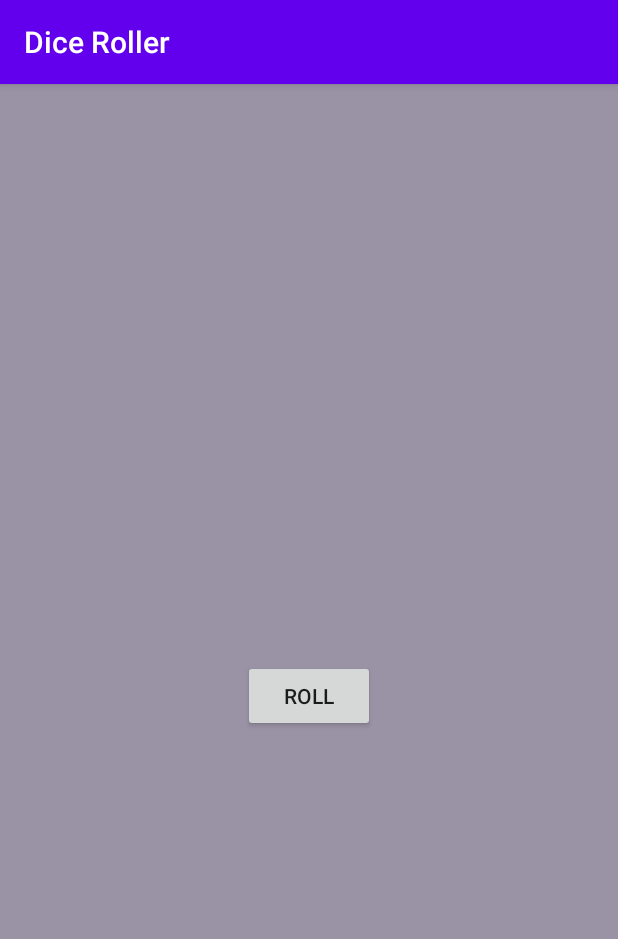
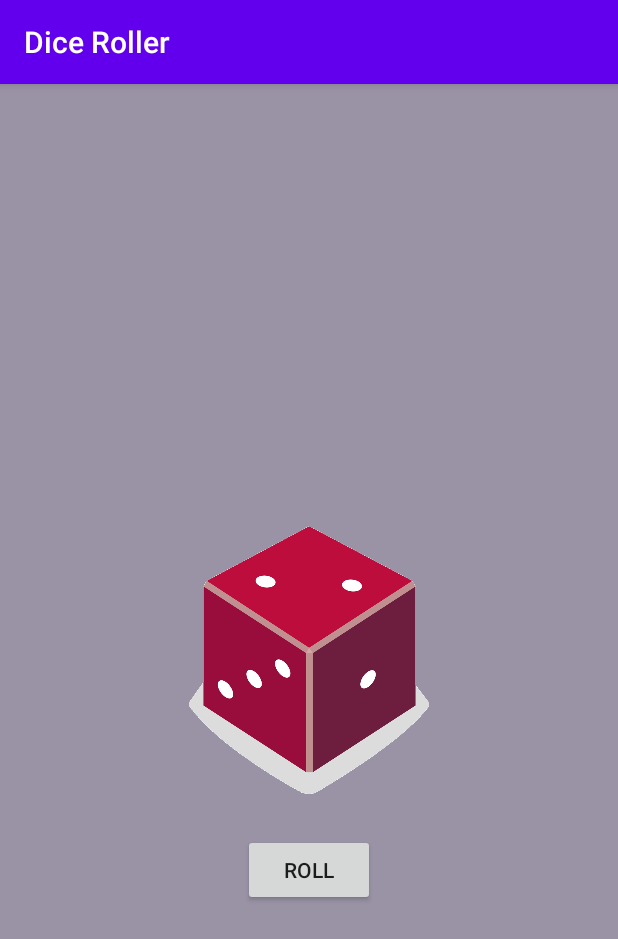
Before and after one commit to PieVancin/dice-roller, an Android app: the screen it shows after launch (MainActivity), after a tap on "ROLL", on a phone screen of 412 x 824 dp. Shown: the top 939 px of the screen. Run offline under Robolectric (Android 15) with nearby library versions, the phone set to English and light mode, and no system bars.

Commit message:
wip: dice image logic

```diff
--- a/app/src/main/java/com/pievancin/diceroller/MainActivity.kt
+++ b/app/src/main/java/com/pievancin/diceroller/MainActivity.kt
@@ -3,6 +3,7 @@ package com.pievancin.diceroller
 import androidx.appcompat.app.AppCompatActivity
 import android.os.Bundle
 import android.widget.Button
+import android.widget.ImageView
 import android.widget.TextView
 import android.widget.Toast
 
@@ -20,9 +21,9 @@ class MainActivity : AppCompatActivity() {
         // create new Dice with 6 sides and rolls it
         val dice = Dice(6)
         val diceRoll = dice.roll()
-        // shows the returned number inside a textView
-        val resultTextView: TextView = findViewById(R.id.textView)
-        resultTextView.text = diceRoll.toString()
+        // shows the returned dice number inside a imageView
+       val diceImage: ImageView = findViewById(R.id.imageView)
+        diceImage.setImageResource(R.drawable.dice_2)
     }
 }
 
--- a/app/src/main/res/layout/activity_main.xml
+++ b/app/src/main/res/layout/activity_main.xml
@@ -11,6 +11,7 @@
         android:id="@+id/button"
         android:layout_width="wrap_content"
         android:layout_height="wrap_content"
+        android:layout_marginTop="16dp"
         android:text="@string/roll"
         app:layout_constraintEnd_toEndOf="parent"
         app:layout_constraintStart_toStartOf="parent"
@@ -18,12 +19,12 @@
 
     <ImageView
         android:id="@+id/imageView"
-        android:layout_width="wrap_content"
-        android:layout_height="wrap_content"
+        android:layout_width="160dp"
+        android:layout_height="200dp"
         app:layout_constraintBottom_toBottomOf="parent"
         app:layout_constraintEnd_toEndOf="parent"
         app:layout_constraintStart_toStartOf="parent"
         app:layout_constraintTop_toTopOf="parent"
-        tools:srcCompat="@tools:sample/avatars" />
+        tools:srcCompat="@drawable/dice_1" />
 
 </androidx.constraintlayout.widget.ConstraintLayout>
```
Also changed, not shown: app/src/main/res/drawable/dice_5.png (added).
